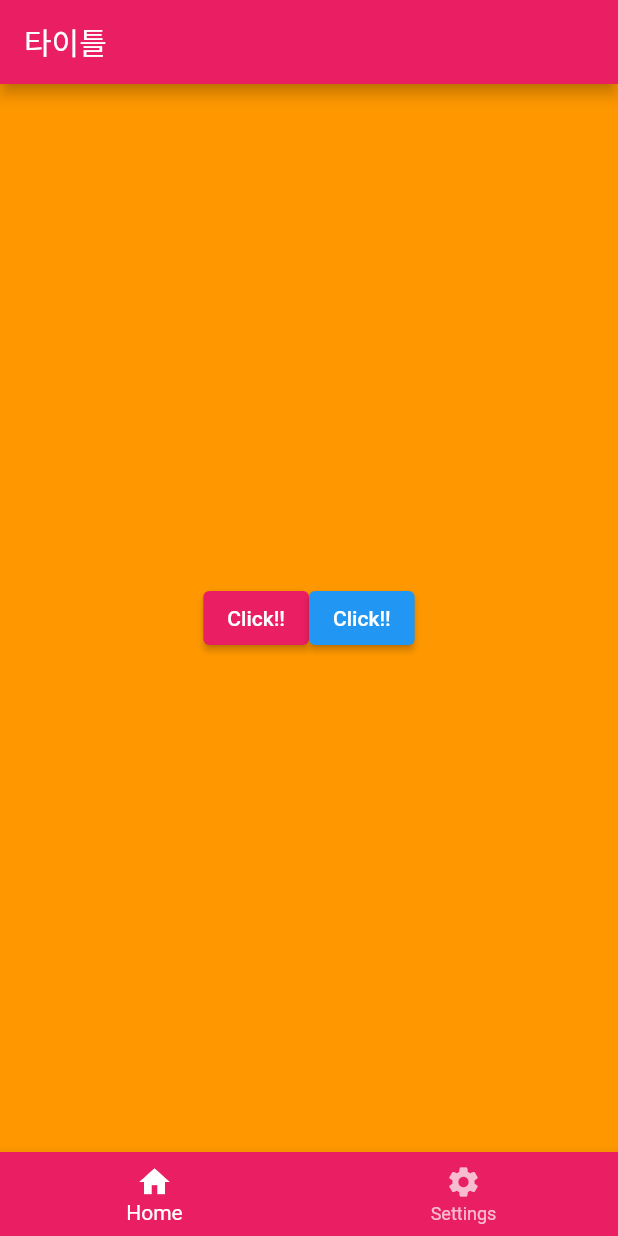
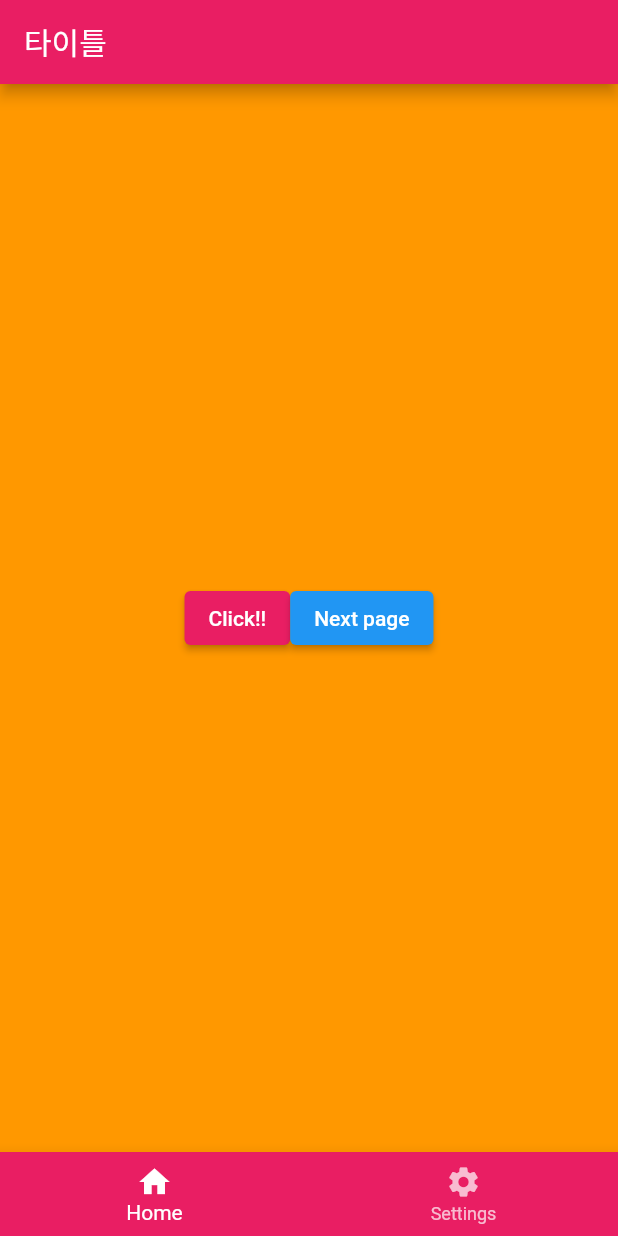
Before and after one commit to allie0147/flutter-demo, a Flutter app: the screen it shows after launch, on a phone screen of 412 x 824 dp. Run offline on Flutter 3.47's test engine with Material 2 defaults, Android fonts, the phone set to English and light mode, and no system bars.

```diff
--- a/lib/main.dart
+++ b/lib/main.dart
@@ -11,14 +11,31 @@ class MyApp2 extends StatefulWidget {
 }
 
 class _MyApp2State extends State<MyApp2> {
+  @override
+  Widget build(BuildContext context) {
+    // every widget contains arguments
+    return const MaterialApp(
+      home: FirstPage(),
+      debugShowCheckedModeBanner: false,
+    );
+  }
+}
+
+class FirstPage extends StatefulWidget {
+  const FirstPage({Key? key}) : super(key: key);
+
+  @override
+  State<FirstPage> createState() => _FirstPageState();
+}
+
+class _FirstPageState extends State<FirstPage> {
   String buttonName = 'Click!!';
+  String nextPageName = 'Next page';
   int currentIndex = 0;
 
   @override
   Widget build(BuildContext context) {
-    // every widget contains arguments
-    return MaterialApp(
-      home: Scaffold(
+    return Scaffold(
       appBar: AppBar(
         backgroundColor: Colors.pink,
         title: const Text('타이틀'),
@@ -46,12 +63,10 @@ class _MyApp2State extends State<MyApp2> {
                           child: Text(buttonName)),
                       ElevatedButton(
                           onPressed: () {
-                              setState(() {
-                                // setState(){} => notice app widget is going to be changed
-                                buttonName = 'Clicked~!';
-                              });
+                            Navigator.of(context).push(MaterialPageRoute(
+                                builder: (context) => const SecondPage()));
                           },
-                            child: Text(buttonName)),
+                          child: Text(nextPageName)),
                     ],
                   ),
                 )
@@ -69,8 +84,7 @@ class _MyApp2State extends State<MyApp2> {
             label: 'Home',
             activeIcon: Icon(Icons.home),
           ),
-            BottomNavigationBarItem(
-                icon: Icon(Icons.settings), label: 'Settings')
+          BottomNavigationBarItem(icon: Icon(Icons.settings), label: 'Settings')
         ],
         onTap: (int index) {
           setState(() {
@@ -79,8 +93,21 @@ class _MyApp2State extends State<MyApp2> {
         },
         currentIndex: currentIndex,
       ),
-      ), // home argument
-      debugShowCheckedModeBanner: false,
+    ); // home argument
+  }
+}
+
+class SecondPage extends StatelessWidget {
+  const SecondPage({Key? key}) : super(key: key);
+
+  @override
+  Widget build(BuildContext context) {
+    return Scaffold(
+      appBar: AppBar(
+        title: const Text('타이틀2'),
+        backgroundColor: Colors.pink,
+        automaticallyImplyLeading: true,
+      ),
     );
   }
 }
```
Also changed, not shown: pubspec.yaml (+8 -4 lines), pubspec.lock, 15 other files. Lines whose indentation alone changed are shown as unchanged.
